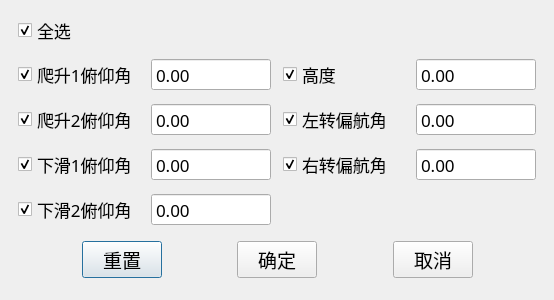
Qt form QtAppV1/SetParameters.ui (bigonestep/flight-control-simulation) before a commit.
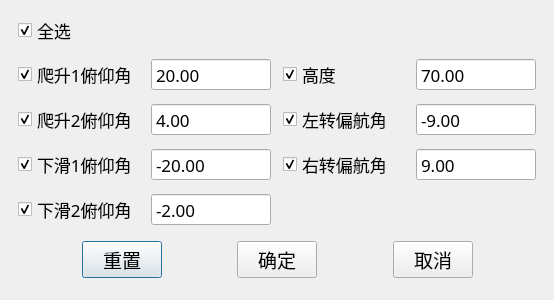
The same form after that commit. Icons and pictures are not drawn.

What changed in the file:
```diff
--- a/QtAppV1/SetParameters.ui
+++ b/QtAppV1/SetParameters.ui
@@ -86,6 +86,9 @@
        <property name="stepType">
         <enum>QAbstractSpinBox::DefaultStepType</enum>
        </property>
+       <property name="value">
+        <double>20.000000000000000</double>
+       </property>
       </widget>
      </item>
      <item row="0" column="0">
@@ -128,6 +131,9 @@
        <property name="stepType">
         <enum>QAbstractSpinBox::DefaultStepType</enum>
        </property>
+       <property name="value">
+        <double>4.000000000000000</double>
+       </property>
       </widget>
      </item>
      <item row="3" column="2">
@@ -180,6 +186,9 @@
        <property name="stepType">
         <enum>QAbstractSpinBox::DefaultStepType</enum>
        </property>
+       <property name="value">
+        <double>-9.000000000000000</double>
+       </property>
       </widget>
      </item>
      <item row="4" column="1">
@@ -202,6 +211,9 @@
        <property name="stepType">
         <enum>QAbstractSpinBox::DefaultStepType</enum>
        </property>
+       <property name="value">
+        <double>-20.000000000000000</double>
+       </property>
       </widget>
      </item>
      <item row="5" column="0">
@@ -234,6 +246,9 @@
        <property name="stepType">
         <enum>QAbstractSpinBox::DefaultStepType</enum>
        </property>
+       <property name="value">
+        <double>9.000000000000000</double>
+       </property>
       </widget>
      </item>
      <item row="5" column="1">
@@ -256,6 +271,9 @@
        <property name="stepType">
         <enum>QAbstractSpinBox::DefaultStepType</enum>
        </property>
+       <property name="value">
+        <double>-2.000000000000000</double>
+       </property>
       </widget>
      </item>
      <item row="1" column="3">
@@ -278,6 +296,9 @@
        <property name="stepType">
         <enum>QAbstractSpinBox::DefaultStepType</enum>
        </property>
+       <property name="value">
+        <double>70.000000000000000</double>
+       </property>
       </widget>
      </item>
      <item row="4" column="2">
```
